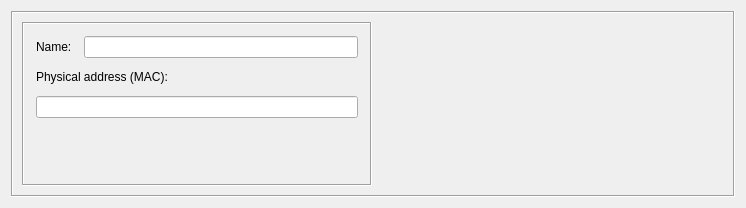
Old version of the form src/libgui/physaddressdialog_q.ui in the repository fwbuilder/fwbuilder.
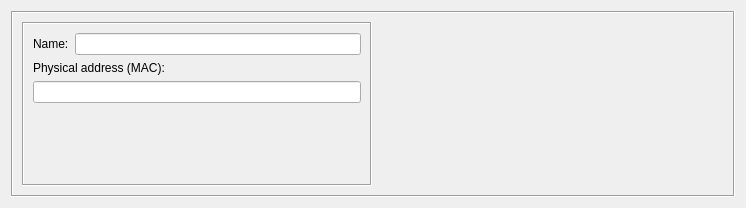
New version of the form. Custom widgets are drawn as their Qt base class.

Commit message: see #2536 avoiding FormLayout since it seems to be broken in older Qt

What changed in the file:
```diff
--- a/src/libgui/physaddressdialog_q.ui
+++ b/src/libgui/physaddressdialog_q.ui
@@ -52,19 +52,7 @@
         <property name="frameShadow">
          <enum>QFrame::Sunken</enum>
         </property>
-        <layout class="QFormLayout" name="formLayout">
-         <property name="fieldGrowthPolicy">
-          <enum>QFormLayout::AllNonFixedFieldsGrow</enum>
-         </property>
-         <property name="horizontalSpacing">
-          <number>12</number>
-         </property>
-         <property name="verticalSpacing">
-          <number>12</number>
-         </property>
-         <property name="margin">
-          <number>12</number>
-         </property>
+        <layout class="QGridLayout" name="gridLayout_2">
          <item row="0" column="0">
           <widget class="QLabel" name="textLabel1">
            <property name="text">
@@ -111,6 +99,19 @@
            </property>
           </widget>
          </item>
+         <item row="3" column="1">
+          <spacer name="verticalSpacer">
+           <property name="orientation">
+            <enum>Qt::Vertical</enum>
+           </property>
+           <property name="sizeHint" stdset="0">
+            <size>
+             <width>20</width>
+             <height>70</height>
+            </size>
+           </property>
+          </spacer>
+         </item>
         </layout>
        </widget>
       </item>
```
The commit also changes 19 other files.
